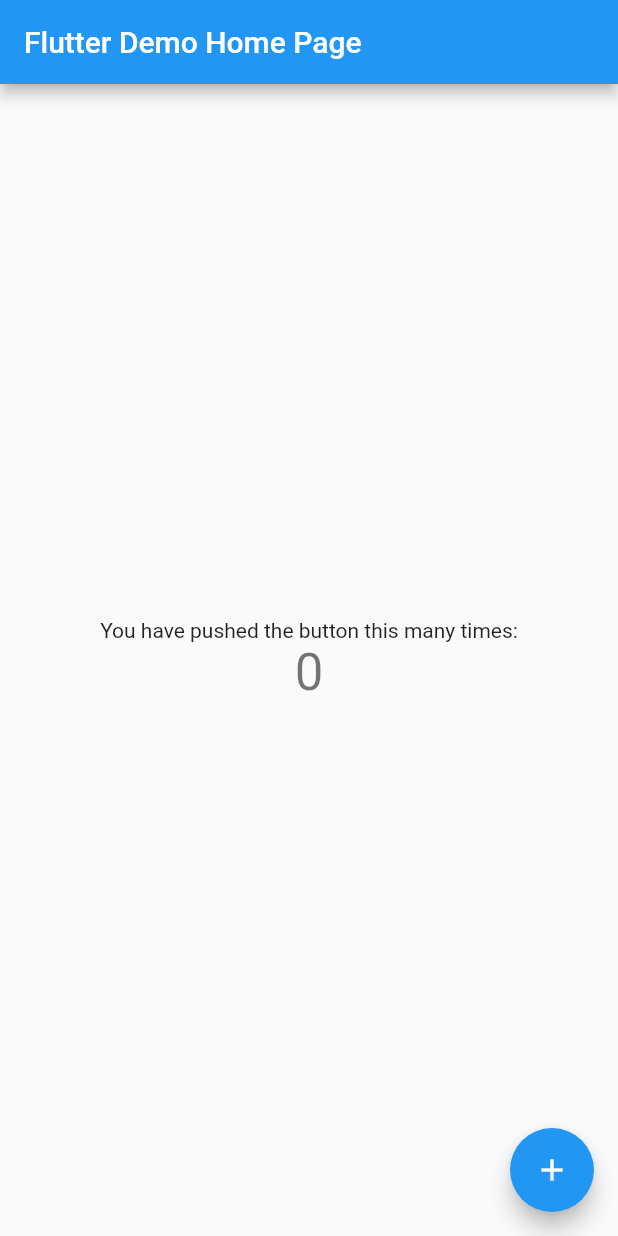
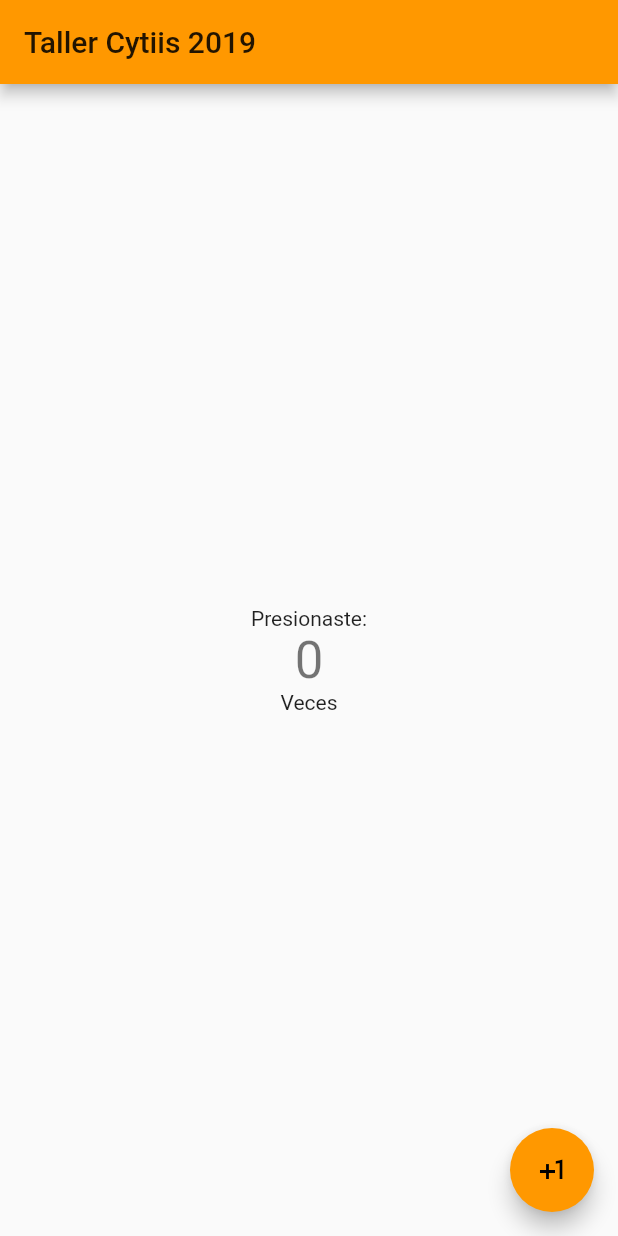
Before and after one commit to utrujillo/taller_trips, a Flutter app: the screen it shows after launch, on a phone screen of 412 x 824 dp. Run offline on Flutter 3.47's test engine with Material 2 defaults, Android fonts, the phone set to English and light mode, and no system bars.

Commit message:
Estructura principal del programa con modificaciones

```diff
--- a/lib/main.dart
+++ b/lib/main.dart
@@ -9,33 +9,15 @@ class MyApp extends StatelessWidget {
     return MaterialApp(
       title: 'Flutter Demo',
       theme: ThemeData(
-        // This is the theme of your application.
-        //
-        // Try running your application with "flutter run". You'll see the
-        // application has a blue toolbar. Then, without quitting the app, try
-        // changing the primarySwatch below to Colors.green and then invoke
-        // "hot reload" (press "r" in the console where you ran "flutter run",
-        // or simply save your changes to "hot reload" in a Flutter IDE).
-        // Notice that the counter didn't reset back to zero; the application
-        // is not restarted.
-        primarySwatch: Colors.blue,
+        primarySwatch: Colors.orange,
       ),
-      home: MyHomePage(title: 'Flutter Demo Home Page'),
+      home: MyHomePage(title: 'Taller Cytiis 2019'),
     );
   }
 }
 
 class MyHomePage extends StatefulWidget {
   MyHomePage({Key key, this.title}) : super(key: key);
-
-  // This widget is the home page of your application. It is stateful, meaning
-  // that it has a State object (defined below) that contains fields that affect
-  // how it looks.
-
-  // This class is the configuration for the state. It holds the values (in this
-  // case the title) provided by the parent (in this case the App widget) and
-  // used by the build method of the State. Fields in a Widget subclass are
-  // always marked "final".
 
   final String title;
 
@@ -48,63 +30,37 @@ class _MyHomePageState extends State<MyHomePage> {
 
   void _incrementCounter() {
     setState(() {
-      // This call to setState tells the Flutter framework that something has
-      // changed in this State, which causes it to rerun the build method below
-      // so that the display can reflect the updated values. If we changed
-      // _counter without calling setState(), then the build method would not be
-      // called again, and so nothing would appear to happen.
       _counter++;
     });
   }
 
   @override
   Widget build(BuildContext context) {
-    // This method is rerun every time setState is called, for instance as done
-    // by the _incrementCounter method above.
-    //
-    // The Flutter framework has been optimized to make rerunning build methods
-    // fast, so that you can just rebuild anything that needs updating rather
-    // than having to individually change instances of widgets.
     return Scaffold(
       appBar: AppBar(
-        // Here we take the value from the MyHomePage object that was created by
-        // the App.build method, and use it to set our appbar title.
         title: Text(widget.title),
       ),
       body: Center(
-        // Center is a layout widget. It takes a single child and positions it
-        // in the middle of the parent.
         child: Column(
-          // Column is also a layout widget. It takes a list of children and
-          // arranges them vertically. By default, it sizes itself to fit its
-          // children horizontally, and tries to be as tall as its parent.
-          //
-          // Invoke "debug painting" (press "p" in the console, choose the
-          // "Toggle Debug Paint" action from the Flutter Inspector in Android
-          // Studio, or the "Toggle Debug Paint" command in Visual Studio Code)
-          // to see the wireframe for each widget.
-          //
-          // Column has various properties to control how it sizes itself and
-          // how it positions its children. Here we use mainAxisAlignment to
-          // center the children vertically; the main axis here is the vertical
-          // axis because Columns are vertical (the cross axis would be
-          // horizontal).
           mainAxisAlignment: MainAxisAlignment.center,
           children: <Widget>[
             Text(
-              'You have pushed the button this many times:',
+              'Presionaste:',
             ),
             Text(
               '$_counter',
               style: Theme.of(context).textTheme.display1,
             ),
+            Text(
+              'Veces',
+            )
           ],
         ),
       ),
       floatingActionButton: FloatingActionButton(
         onPressed: _incrementCounter,
         tooltip: 'Increment',
-        child: Icon(Icons.add),
+        child: Icon(Icons.plus_one),
       ), // This trailing comma makes auto-formatting nicer for build methods.
     );
   }
```
